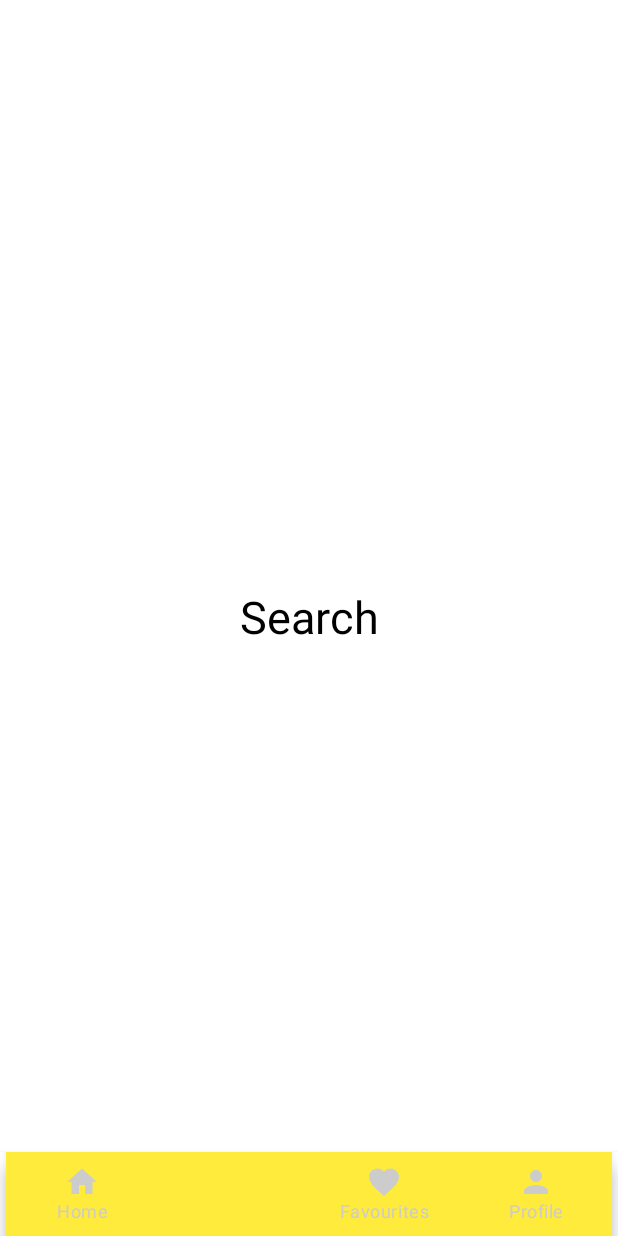
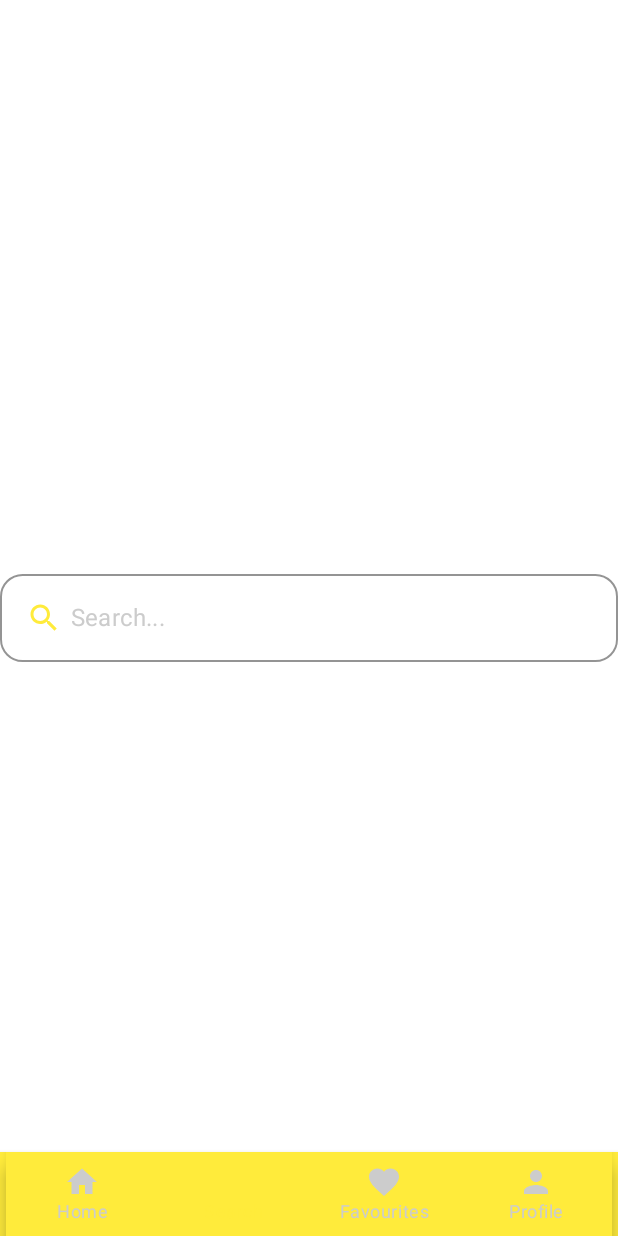
Before and after one commit to Joel-K-Muraguri/Movie, an Android app built with Jetpack Compose: the screen it shows after launch (MainActivity), item 2 of the bottom bar chosen, on a phone screen of 412 x 824 dp. Run offline under Robolectric (Android 15) with nearby library versions, the light colour scheme and no system bars; our stand-ins replace Dagger/Hilt's generated code, accompanist, paging; libraries missing offline, so code that uses them is left out: com.ramcosta.composedestinations.

Commit message:
search feature

```diff
--- a/app/src/main/java/com/joel/movie/components/SearchAction.kt
+++ b/app/src/main/java/com/joel/movie/components/SearchAction.kt
@@ -13,19 +13,26 @@ import androidx.compose.ui.graphics.Color
 import androidx.compose.ui.text.input.ImeAction
 import androidx.compose.ui.tooling.preview.Preview
 import androidx.compose.ui.unit.dp
+import androidx.hilt.navigation.compose.hiltViewModel
+import com.joel.movie.data.repository.MainViewModel
+import com.joel.movie.ui.theme.YellowVariant
 import com.joel.movie.ui.theme.YellowishColor
 
 @Composable
-fun SearchAction(){
+fun SearchAction(
+    mainViewModel: MainViewModel = hiltViewModel(),
+    modifier: Modifier = Modifier
+){
 
-    var value by remember {
-        mutableStateOf("")
-    }
+
+    val query: MutableState<String> = remember { mutableStateOf("") }
+    val result = mainViewModel.list.value
 
     OutlinedTextField(
-        value = value,
+        value = query.value,
         onValueChange = {
-            value = it
+           query.value = it
+            mainViewModel.searchItem(query.value)
         },
         placeholder = {
             Row(
@@ -34,7 +41,7 @@ fun SearchAction(){
                 Icon(
                     imageVector = Icons.Filled.Search,
                     contentDescription = null,
-                    tint = YellowishColor
+                    tint = MaterialTheme.colors.primaryVariant
                 )
                Spacer(modifier = Modifier.width(6.dp))
                 Text(
--- a/app/src/main/java/com/joel/movie/components/TopSection.kt
+++ b/app/src/main/java/com/joel/movie/components/TopSection.kt
@@ -4,6 +4,7 @@ import androidx.compose.foundation.layout.*
 import androidx.compose.foundation.shape.CircleShape
 import androidx.compose.material.Icon
 import androidx.compose.material.IconButton
+import androidx.compose.material.MaterialTheme
 import androidx.compose.material.OutlinedButton
 import androidx.compose.runtime.Composable
 import androidx.compose.ui.Alignment
@@ -51,7 +52,7 @@ fun MenuItem(){
             Icon(
                 painter = painterResource(id = R.drawable.ic_baseline_menu_24),
                 contentDescription = "",
-                tint = Color.Black
+                tint = MaterialTheme.colors.onSurface
             )
         }
     }
@@ -78,8 +79,7 @@ fun User(){
                     .size(35.dp)
                     .fillMaxSize(),
                 contentDescription = "",
-                tint = Color.Black
-
+                tint = MaterialTheme.colors.onSurface
             )
         }
     }
--- a/app/src/main/java/com/joel/movie/data/network/MovieApiService.kt
+++ b/app/src/main/java/com/joel/movie/data/network/MovieApiService.kt
@@ -53,6 +53,7 @@ interface ApiService {
         @Query("api_key") apiKey : String = Constants.API_KEY
     ) : TopRatedTvShows
 
+    @GET("/3/search/multi")
     suspend fun itemSearch(
         @Query("query") query: String,
 //        @Query("page") page: Int,
--- /dev/null
+++ b/app/src/main/java/com/joel/movie/data/repository/MainState.kt
@@ -0,0 +1,10 @@
+package com.joel.movie.data.repository
+
+import com.joel.movie.model.responses.search.SearchResult
+
+data class MainState(
+    val isLoading : Boolean = false,
+    val data : List<SearchResult> = emptyList(),
+    val error : String = ""
+
+)
--- a/app/src/main/java/com/joel/movie/navigation/HomeScreen.kt
+++ b/app/src/main/java/com/joel/movie/navigation/HomeScreen.kt
@@ -28,10 +28,8 @@ fun HomeScreen(){
             contentColor = MaterialTheme.colors.background
         ) {
             BottomNavGraph(navController = navController)
-
         }
     }
-
 }
 
 
@@ -52,7 +50,6 @@ fun BottomBar(
 
     BottomAppBar(
         elevation = 5.dp,
-        backgroundColor = MaterialTheme.colors.background
     ) {
         val navBackStackEntry by navController.currentBackStackEntryAsState()
         val currentDestination = navBackStackEntry?.destination
--- a/app/src/main/java/com/joel/movie/screens/SearchScreen.kt
+++ b/app/src/main/java/com/joel/movie/screens/SearchScreen.kt
@@ -1,33 +1,80 @@
 package com.joel.movie.screens
 
 import android.util.Log
+import androidx.compose.foundation.layout.Arrangement
 import androidx.compose.foundation.layout.Box
+import androidx.compose.foundation.layout.Column
 import androidx.compose.foundation.layout.fillMaxSize
+import androidx.compose.foundation.lazy.grid.GridCells
+import androidx.compose.foundation.lazy.grid.LazyVerticalGrid
+import androidx.compose.foundation.lazy.grid.items
+import androidx.compose.material.CircularProgressIndicator
 import androidx.compose.material.MaterialTheme
+import androidx.compose.material.Surface
 import androidx.compose.material.Text
 import androidx.compose.runtime.Composable
 import androidx.compose.ui.Alignment
 import androidx.compose.ui.Modifier
-import androidx.compose.ui.graphics.Color
 import androidx.compose.ui.tooling.preview.Preview
-import androidx.compose.ui.unit.sp
+import androidx.hilt.navigation.compose.hiltViewModel
+import com.joel.movie.components.SearchAction
+import com.joel.movie.components.SearchCard
+import com.joel.movie.data.repository.MainViewModel
+import com.joel.movie.model.responses.search.SearchResult
 
 @Composable
-fun SearchScreen(){
+fun SearchScreen(mainViewModel: MainViewModel = hiltViewModel()){
 
-    Log.d("DISPLAY::","SearchScreen" )
-    Box(
+    val result = mainViewModel.list.value
+
+    Surface(
         modifier = Modifier
-            .fillMaxSize(),
-        contentAlignment = Alignment.Center
+            .fillMaxSize()
     ) {
-        Text(
-            text = "Search",
-            fontSize = 30.sp,
-            color = MaterialTheme.colors.onBackground
-        )
+        Column(
+            verticalArrangement = Arrangement.Center,
+            horizontalAlignment = Alignment.CenterHorizontally
+        ) {
+            Box(
+                contentAlignment = Alignment.TopStart
+            ) {
+                SearchAction(modifier = Modifier.align(Alignment.TopStart))
+
+            }
+
+
+            if (result.isLoading) {
+                Log.d("TAG", "MainContent: in the loading")
+                Box(modifier = Modifier
+                    .fillMaxSize()) {
+                    CircularProgressIndicator(modifier = Modifier.align(Alignment.Center), color = MaterialTheme.colors.onSurface)
+                }
+            }
+
+
+            if (result.error.isNotBlank()) {
+                Log.d("TAG", "MainContent: ${result.error}")
+                Box(modifier = Modifier
+                    .fillMaxSize()) {
+                    Text(
+                        modifier = Modifier.align(Alignment.Center),
+                        text = mainViewModel.list.value.error
+                    )
+                }
+            }
+
+
+            if (result.data.isNotEmpty()) {
+                LazyVerticalGrid(columns = GridCells.Fixed(2)){
+                    mainViewModel.list.value.data.let { searchResults: List<SearchResult> ->
+                        items(searchResults) {
+                            SearchCard(it)
+                        }
+                    }
+                }
+            }
+        }
     }
-
 }
 
 @Preview(showBackground = true)
```
Also changed, not shown: app/src/main/java/com/joel/movie/components/SearchCard.kt (added, +82 -0 lines), app/src/main/java/com/joel/movie/data/repository/MainViewModel.kt (+22 -5 lines), app/src/main/java/com/joel/movie/data/repository/MovieRepository.kt (+7 -2 lines).
